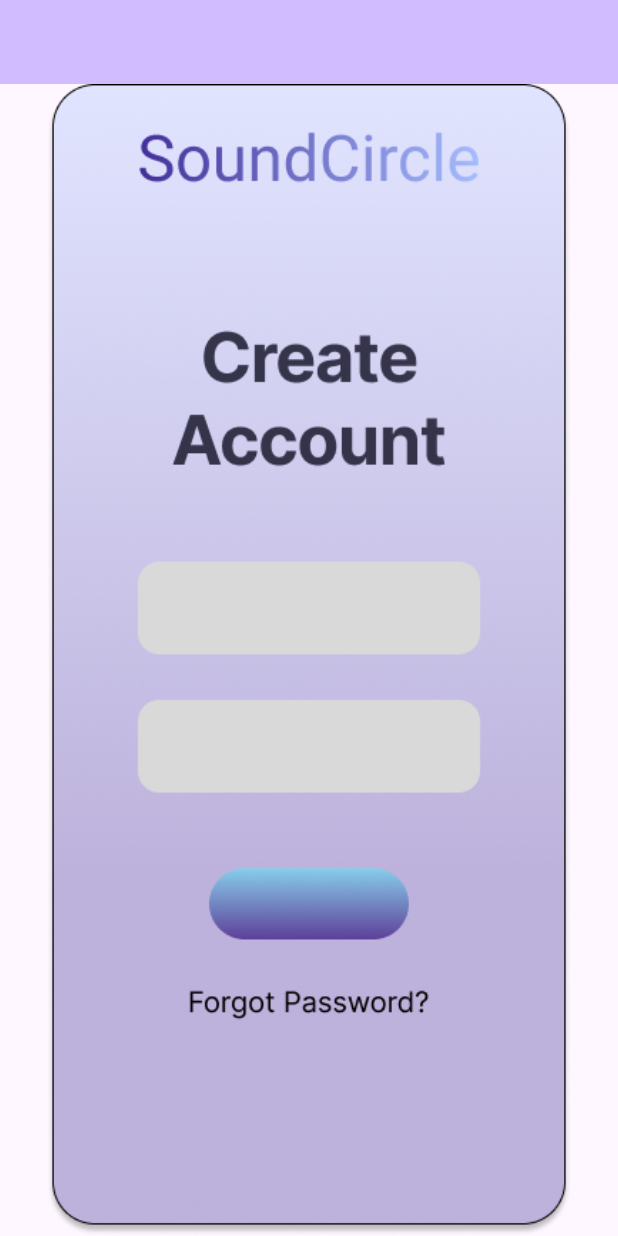
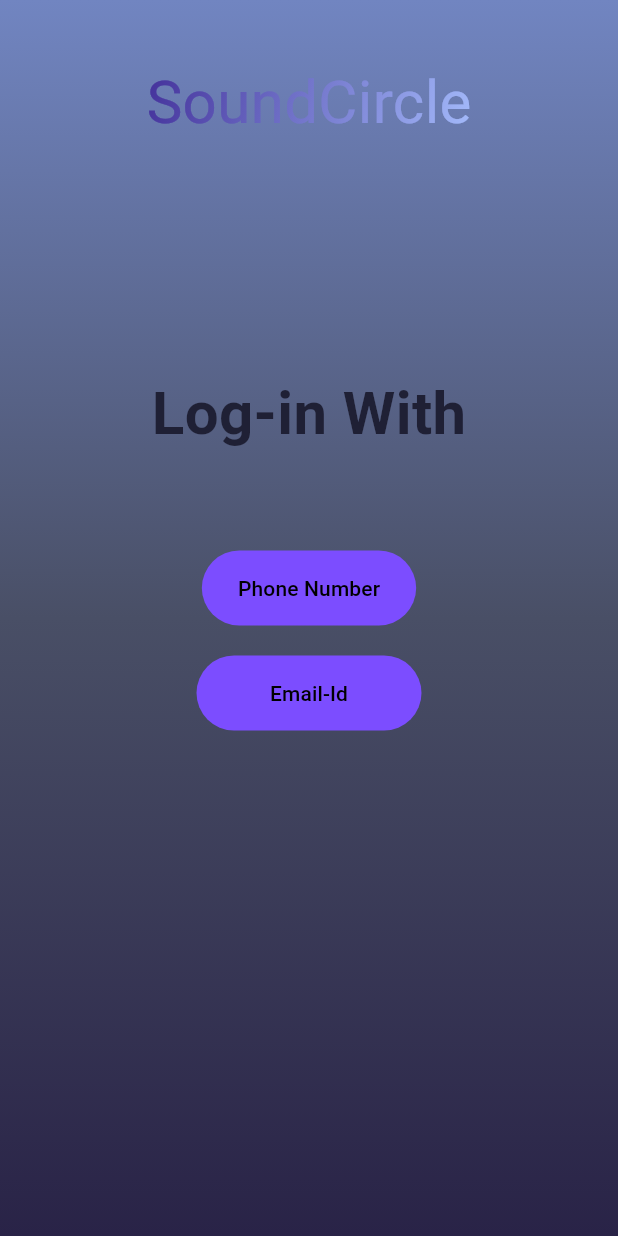
Before and after one commit to itsjeetjoshi/SoundCircle, a Flutter app: the screen it shows after launch, on a phone screen of 412 x 824 dp. Run offline on Flutter 3.47's test engine with Material 3 defaults, Android fonts, the light colour scheme and no system bars.

Commit message:
new updates

```diff
--- a/lib/main.dart
+++ b/lib/main.dart
@@ -1,3 +1,6 @@
+import 'dart:ui';
+
+import 'package:flutter/cupertino.dart';
 import 'package:flutter/material.dart';
 
 void main() {
@@ -30,17 +33,108 @@ class _MyHomePageState extends State<MyHomePage> {
   @override
   Widget build(BuildContext context) {
     return Scaffold(
-      appBar: AppBar(
-        backgroundColor: Theme.of(context).colorScheme.inversePrimary,
-        title: Text(widget.title),
-      ),
-      body: Expanded(
-        child: Center(
-          child: FittedBox(
-            fit: BoxFit.fitWidth,
-            child: Image.asset('assets/Create account page.png'),
+      body: Container(
+        //height: constraints.maxHeight,
+        //width: constraints.maxWidth,
+        decoration: const BoxDecoration(
+          gradient: LinearGradient(
+            begin: Alignment.topCenter,
+            end: Alignment.bottomCenter,
+            colors: [
+              Color(0xFF7185c1),
+              Color(0xFF494f66),
+              Color(0xFF292347)
+            ],
           ),
         ),
+        child: Center(
+          child: Column(
+            mainAxisAlignment: MainAxisAlignment.start,
+            children: [
+              const SizedBox(height: 40),
+              const GradientText(
+                'SoundCircle',
+                gradient: LinearGradient(
+                  colors: [
+                    Color(0xFF43309a), // Your start color
+                    Color(0xFF7477cc),
+                    Color(0xFFa4bbfb),// Your end color
+                  ],
+                  begin: Alignment.topLeft,
+                  end: Alignment.bottomRight,
+                ),
+                style: TextStyle(fontSize: 40, fontWeight: FontWeight.w400),
+              ),
+              const SizedBox(height: 150), // Add top margin
+              const SizedBox(
+                height: 100,
+                child: Text(
+                  "Log-in With",
+                  style: TextStyle(
+                    fontSize: 40,
+                    fontWeight: FontWeight.bold,
+                    color: Color(0xFF1f2035),
+                  ),
+                ),
+              ),
+              const SizedBox(height: 20), // Add spacing between widgets
+              ElevatedButton(
+                style: ButtonStyle(
+                  minimumSize: MaterialStateProperty.all(Size(75,50)),
+                  backgroundColor: MaterialStateProperty.all(Colors.deepPurpleAccent),
+                  shadowColor: MaterialStateProperty.all(Colors.blueGrey),
+                ),
+                onPressed: null,
+                child: const Text(
+                  "Phone Number",
+                  style: TextStyle(
+                    color: Colors.black,
+                  ),
+                ),
+              ),
+              const SizedBox(height: 20), // Add spacing between widgets
+              ElevatedButton(
+                style: ButtonStyle(
+                  minimumSize: MaterialStateProperty.all(Size(150,50)),
+                  backgroundColor: MaterialStateProperty.all(Colors.deepPurpleAccent),
+                  shadowColor: MaterialStateProperty.all(Colors.black),
+                ),
+                onPressed: null,
+                child: const Text(
+                  "Email-Id",
+                  style: TextStyle(
+                      color: Colors.black
+                  ),
+                ),
+              )
+            ],
+          ),
+        ),
+      ), // This trailing comma makes auto-formatting nicer for build methods.
+    );
+  }
+}
+
+class GradientText extends StatelessWidget {
+  final String text;
+  final TextStyle style;
+  final Gradient gradient;
+
+  const GradientText(
+      this.text, {
+        required this.gradient,
+        required this.style,
+      });
+
+  @override
+  Widget build(BuildContext context) {
+    return ShaderMask(
+      shaderCallback: (bounds) => gradient.createShader(
+        Rect.fromLTWH(0, 0, bounds.width, bounds.height),
+      ),
+      child: Text(
+        text,
+        style: style.copyWith(color: Colors.white),
       ),
     );
   }
@@ -110,3 +204,11 @@ class _MyHomePageState extends State<MyHomePage> {
       ), // This trailing comma makes auto-formatting nicer for build methods.
     );
  */
+/*Container(
+        decoration: BoxDecoration(
+          image: DecorationImage(
+            image: AssetImage('assets/Login with page.png'),
+            //fit: BoxFit.cover
+          )
+        ),
+      ),*/
```
Also changed, not shown: 1 other file.
